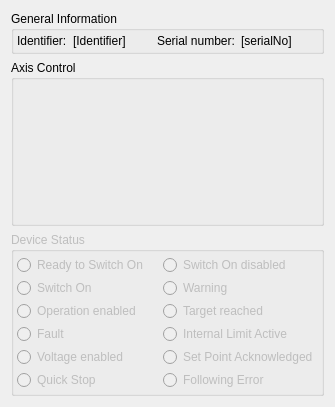
Qt form FaulhaberMCS/dockWidgetFaulhaberMCS.ui (itom-project/plugins) before a commit.
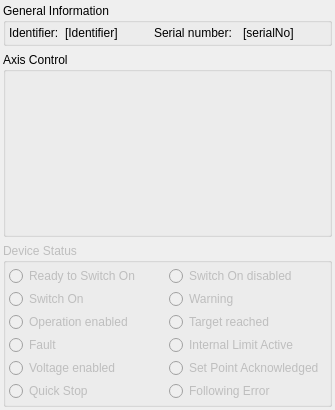
The same form after that commit. Custom widgets are drawn as their Qt base class.

Commit message: FaulhaberMCS: moved timer

Diff of the .ui file:
```diff
--- a/FaulhaberMCS/dockWidgetFaulhaberMCS.ui
+++ b/FaulhaberMCS/dockWidgetFaulhaberMCS.ui
@@ -7,7 +7,7 @@
     <x>0</x>
     <y>0</y>
     <width>335</width>
-    <height>407</height>
+    <height>410</height>
    </rect>
   </property>
   <property name="minimumSize">
@@ -20,6 +20,18 @@
    <string>Form</string>
   </property>
   <layout class="QGridLayout" name="gridLayout_2">
+   <property name="leftMargin">
+    <number>3</number>
+   </property>
+   <property name="topMargin">
+    <number>3</number>
+   </property>
+   <property name="rightMargin">
+    <number>3</number>
+   </property>
+   <property name="bottomMargin">
+    <number>3</number>
+   </property>
    <item row="2" column="0">
     <widget class="QGroupBox" name="groupBoxDeviceStatus">
      <property name="enabled">
```
The commit also changes 2 other files.
